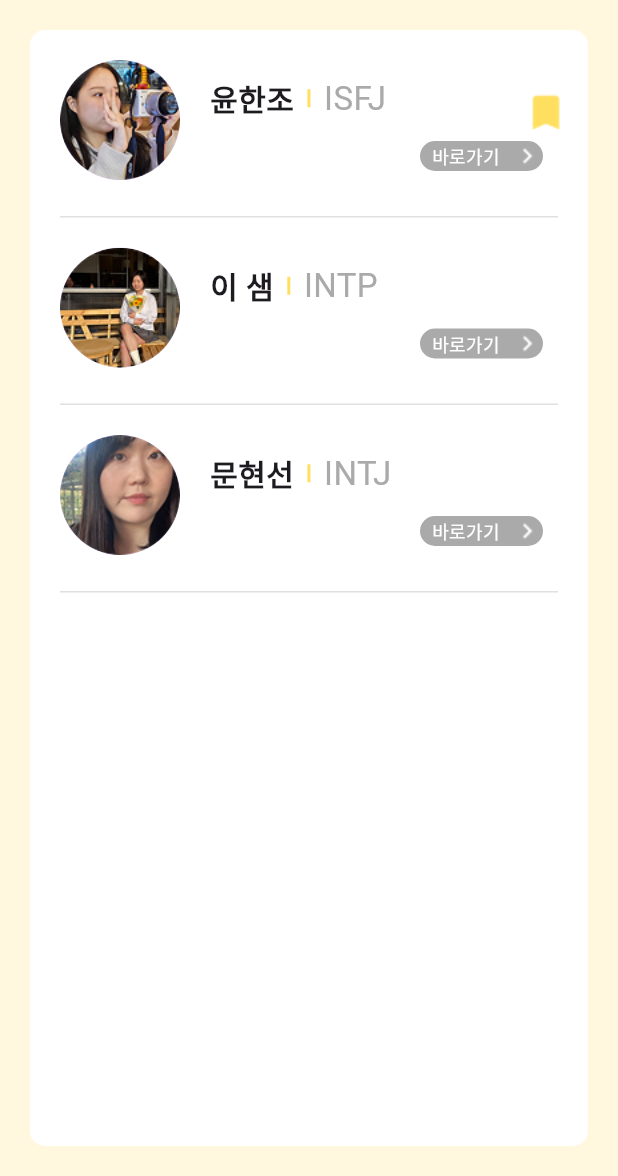
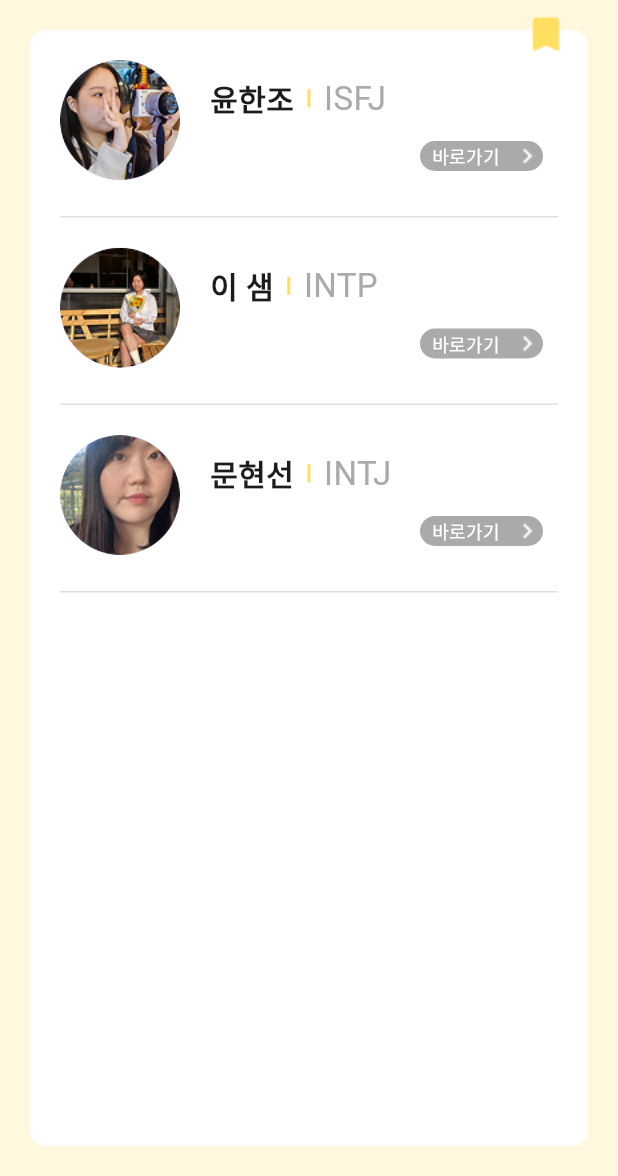
Before and after one commit to mmiemmiedevelop/flutter_project_00, a Flutter app: the FirstScreen screen opened directly, on a phone screen of 412 x 824 dp, the part 60-1236 px from its top. Run offline on Flutter 3.47's test engine with Material 3 defaults, Android fonts, the phone set to English and light mode, and no system bars.

Commit message:
Fix: 리스트페이지 수정, page03 내용수정

```diff
--- a/lib/Page03.dart
+++ b/lib/Page03.dart
@@ -94,7 +94,7 @@ class Page03 extends StatelessWidget {
               ),
               const SizedBox(height: 10),
               Container(width: 250, height: 200, //자기소개 수정, 줄바꿈:\n
-              child: Text('저는 컴퓨터공학과를 졸업하고\n다른 일을 하면서 ios 앱 개발을\n공부하고 싶은 마음이 있었는데\n( ios 강의가 없었어요 🥲)\n시간도 없고 독학도 힘들 거 같아서\n내일배움카드로 학원을 알아보다가\n스파르타코딩클럽을 접하게 되었습니다.\n\n앞으로 잘 부탁드립니다! :)', textAlign: TextAlign.center,
+              child: Text('서비스직→웹디자이너→앱개발자\n(목표!)\n타전공, 타직무였지만 앱 개발자가 되고 싶다는 마음 하나로\n내일배움캠프에 지원하게 되었습니다.\n기획부터 배포까지 스스로 할수있는\n1인 앱개발자가 되고싶습니다!', textAlign: TextAlign.center,
               style: TextStyle(color: Colors.black, fontSize: 15)),
               ),
             ],
--- a/lib/first_screen.dart
+++ b/lib/first_screen.dart
@@ -1,5 +1,4 @@
 import 'package:flutter/material.dart';
-import 'package:project00/second_screen.dart';
 import 'Page01.dart';
 import 'Page02.dart';
 import 'Page03.dart';
@@ -124,6 +123,7 @@ class FirstScreen extends StatelessWidget {
     return Scaffold(
       backgroundColor: Color(0xFFFFF8DE),
       appBar: AppBar(
+        centerTitle: false,
         toolbarHeight: 60,
         automaticallyImplyLeading: false,
         backgroundColor: Color(0xFFFFF8DE),
@@ -143,7 +143,7 @@ class FirstScreen extends StatelessWidget {
           clipBehavior: Clip.none,
           children: [
             Positioned(
-              top: 100,
+              top: MediaQuery.of(context).padding.top + 48,
               right: 33,
               child: Image.asset('assets/images/icon_bookmark.png'),
             ),
```
